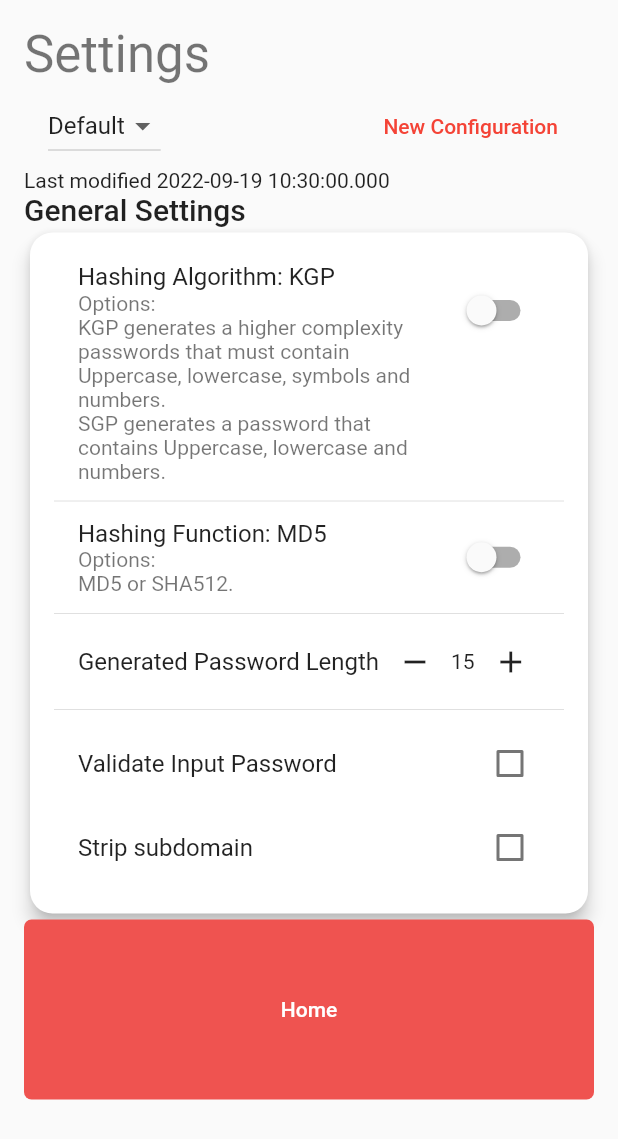
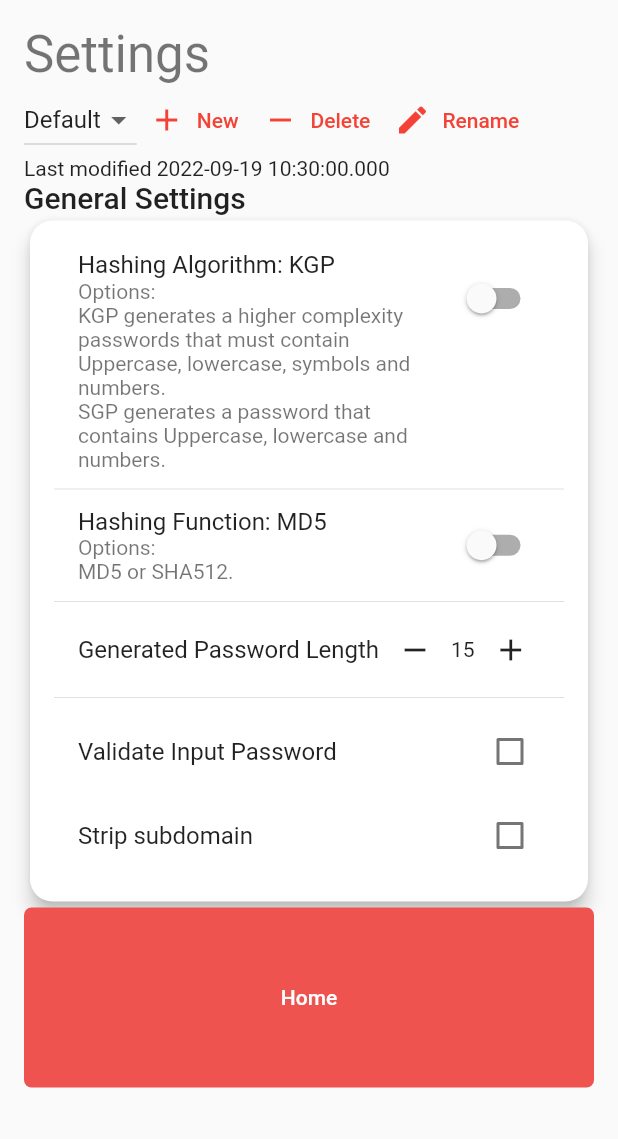
Before and after one commit to kghandour/KGPassGen, a Flutter app: the ConfigurationPage screen opened by its route, on a phone screen of 412 x 824 dp. Shown: the top 1139 px of the screen. Run offline on Flutter 3.47's test engine with Material 2 defaults, Android fonts, the phone set to English and light mode, and no system bars; our stand-ins replace hive, hive_flutter, smooth_page_indicator; accounts and stored records are empty.

Commit message:
Fixed delete bug. Working rename, new, delete and save

```diff
--- a/lib/controller/configuration_controller.dart
+++ b/lib/controller/configuration_controller.dart
@@ -67,4 +67,9 @@ class ConfigurationController {
   static void addConfiguration(Configuration configuration, Box box) {
     box.add(configuration);
   }
+
+  static void updateName(Configuration configuration, String name) {
+    configuration.name = name;
+    configuration.save();
+  }
 }
--- a/lib/presentation/pages/configuration_page.dart
+++ b/lib/presentation/pages/configuration_page.dart
@@ -18,6 +18,7 @@ class ConfigurationPage extends StatefulWidget {
 class _ConfigurationPageState extends State<ConfigurationPage> {
   final List<Configuration> configurations = [];
   Configuration? selectedConfig;
+  bool? showRenameField;
 
   @override
   Widget build(BuildContext context) {
@@ -31,8 +32,13 @@ class _ConfigurationPageState extends State<ConfigurationPage> {
         final config = inits[2] as Configuration;
         final general = inits[3] as General;
 
+        if (showRenameField == null) showRenameField = false;
+        selectedConfig = config;
+
+        final TextEditingController _renameController =
+            TextEditingController(text: selectedConfig!.name);
+
         String hashingAlgo = "KGP";
-        selectedConfig = config;
         if (selectedConfig!.hashingAlgorithm) {
           hashingAlgo = "SGP";
         }
@@ -54,9 +60,9 @@ class _ConfigurationPageState extends State<ConfigurationPage> {
                     style: Theme.of(context).textTheme.headline4,
                   ),
                   // Configuration tile
-                  ListTile(
-                    // Dropdown
-                    leading: DropdownButton<Configuration>(
+                  Row(
+                    children: [
+                      DropdownButton<Configuration>(
                         value: selectedConfig,
                         items: configurations
                             .map<DropdownMenuItem<Configuration>>(
@@ -74,17 +80,68 @@ class _ConfigurationPageState extends State<ConfigurationPage> {
                           });
                         },
                       ),
-                    // Add config button
-                    trailing: TextButton(
+                      TextButton.icon(
                         onPressed: () {
                           Configuration newConfig = Configuration();
-                        newConfig.name =
-                            "Configuration " + configurations.length.toString();
+                          newConfig.name = "Configuration " +
+                              configurations.length.toString();
                           ConfigurationController.addConfiguration(
                               newConfig, configurationBox);
                         },
-                      child: Text("New Configuration"),
+                        icon: Icon(Icons.add),
+                        label: Text("New"),
                       ),
+                      TextButton.icon(
+                        onPressed: () {
+                          if (configurations.length > 1) {
+                            ConfigurationController.deleteConfiguration(
+                                selectedConfig!);
+                            configurations.remove(selectedConfig);
+                            GeneralController.updateSelectedConfiguration(
+                                general, configurations[0].key);
+                          } else {
+                            ScaffoldMessenger.of(context).showSnackBar(SnackBar(
+                                content: Text(
+                                    "There must exist a single configuration.")));
+                          }
+                        },
+                        icon: Icon(Icons.remove),
+                        label: Text("Delete"),
+                      ),
+                      TextButton.icon(
+                        onPressed: () {
+                          setState(() {
+                            showRenameField = !showRenameField!;
+                          });
+                        },
+                        icon: Icon(Icons.edit),
+                        label: Text("Rename"),
+                      ),
+                    ],
+                  ),
+                  if (showRenameField!)
+                    Row(
+                      children: [
+                        Container(
+                          width: 280,
+                          child: TextField(
+                            controller: _renameController,
+                            decoration: const InputDecoration(
+                              border: OutlineInputBorder(),
+                              hintText: 'Rename Text',
+                            ),
+                          ),
+                        ),
+                        TextButton.icon(
+                          onPressed: () {
+                            ConfigurationController.updateName(
+                                selectedConfig!, _renameController.text);
+                            showRenameField = false;
+                          },
+                          icon: Icon(Icons.save),
+                          label: Text("Save"),
+                        ),
+                      ],
                     ),
                   Text("Last modified " + selectedConfig!.editDate.toString()),
                   Text(
```
Lines whose indentation alone changed are shown as unchanged.
